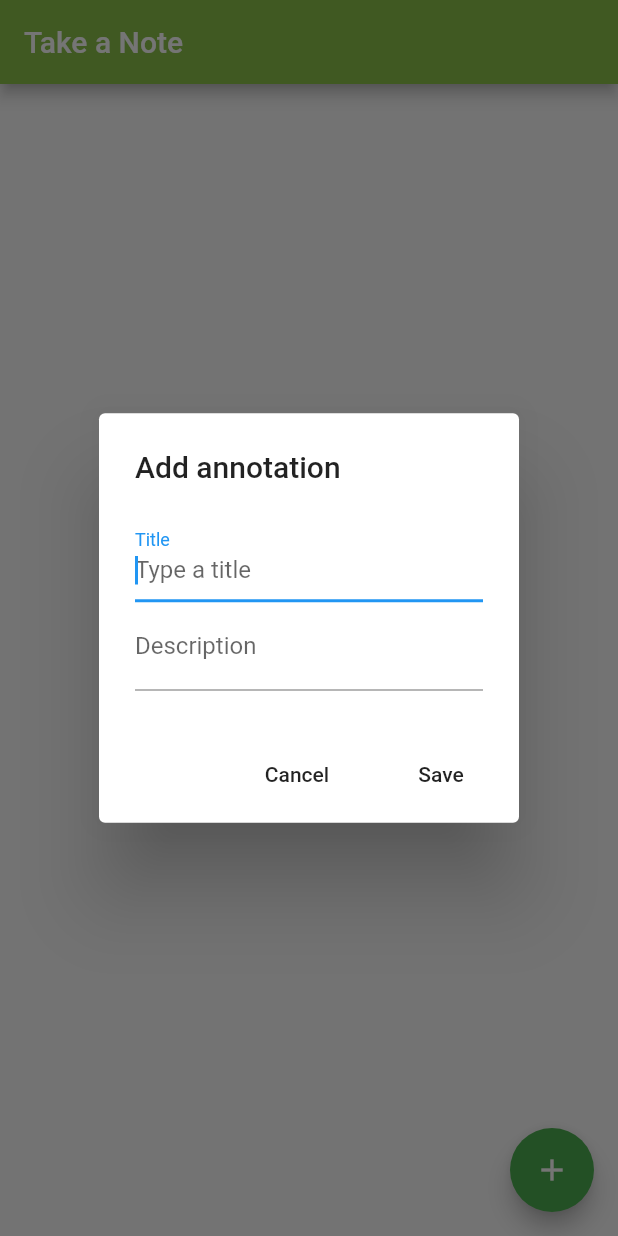
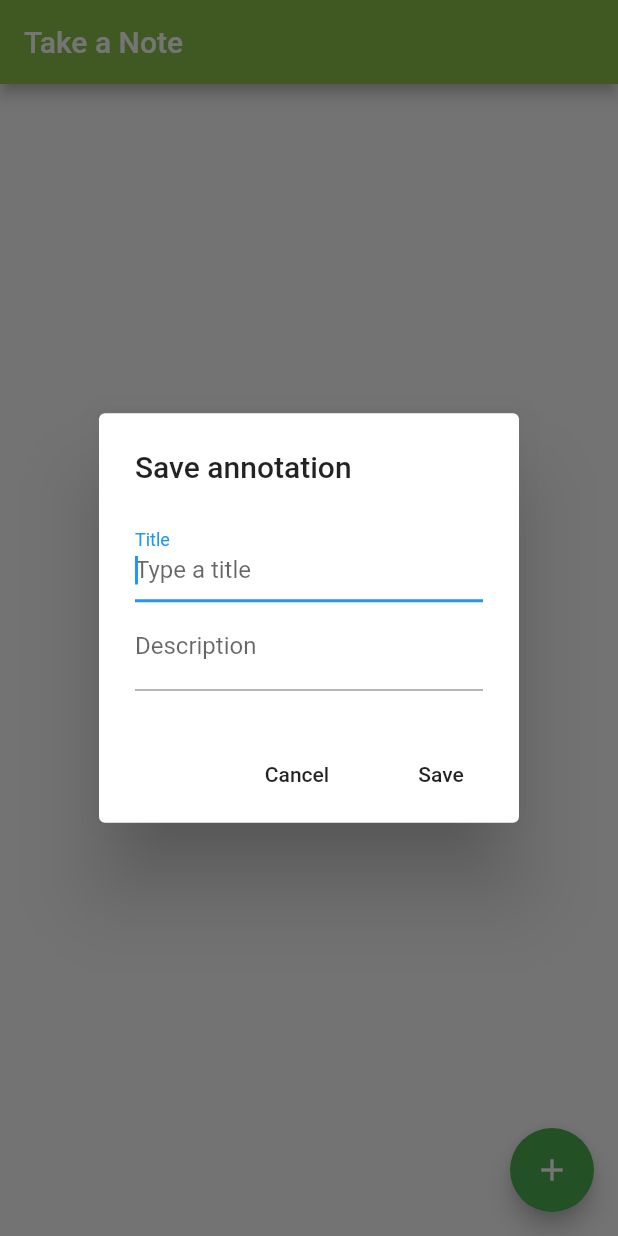
Before and after one commit to MuriloMamede/annotations, a Flutter app: the screen it shows after launch, after a tap on the "add" icon, on a phone screen of 412 x 824 dp. Run offline on Flutter 3.47's test engine with Material 2 defaults, Android fonts, the phone set to English and light mode, and no system bars; our stand-ins replace sqflite; accounts and stored records are empty.

```diff
--- a/lib/Home.dart
+++ b/lib/Home.dart
@@ -16,12 +16,22 @@ class _HomeState extends State<Home> {
   var _db = AnnotationHelper();
   List<Annotation> _annotations = List<Annotation>();
 
-  _showRegisterScreen(){
+  _showRegisterScreen({Annotation annotation}){
+    String textSaveUpdate = "";
+    if(annotation == null){//saving
+      _titleController.text ="";
+      _descriptionController.text="";
+      textSaveUpdate = "Save";
+    }else{//updating
+      _titleController.text = annotation.title;
+      _descriptionController.text= annotation.description;
+      textSaveUpdate = "Update";
+    }
     showDialog(
         context: context,
       builder: (context){
           return AlertDialog(
-            title: Text("Add annotation"),
+            title: Text("$textSaveUpdate annotation"),
             content: Column(
               mainAxisSize: MainAxisSize.min,
               children: <Widget>[
@@ -54,7 +64,7 @@ class _HomeState extends State<Home> {
                   _saveAnnotation();
                   Navigator.pop(context);
                 },
-                child: Text("Save"),
+                child: Text(textSaveUpdate),
               )
             ],
           );
@@ -111,7 +121,52 @@ class _HomeState extends State<Home> {
     String formatedDate = formater.format( convertedDate);
     return formatedDate;
   }
+  Widget createCard(context, index){
+    final item = _annotations[index];
+    return Card(
+      child: Dismissible(
 
+          background: Container( color: Colors.red,
+            child: Row(
+              mainAxisAlignment: MainAxisAlignment.end,
+              children: <Widget>[
+                Icon(
+                  Icons.delete,
+                  color: Colors.white,
+                )
+              ],
+            ),
+          ),
+          direction: DismissDirection.endToStart,
+          onDismissed: (direction){
+
+
+          },
+          key: Key(item.id.toString()),
+          child: ListTile(
+            title: Text( item.title),
+            subtitle: Text("${_formatDate(item.date)} - ${item.description}"),
+            trailing: Row(
+              mainAxisSize: MainAxisSize.min,
+              children: <Widget>[
+
+                GestureDetector(
+                  onTap: (){
+                    _showRegisterScreen(annotation: item);
+                  },
+                  child: Padding(
+                    padding: EdgeInsets.only(right: 16),
+                    child: Icon(
+                      Icons.edit,
+                      color: Colors.green,
+                    ),
+                  ),
+                )
+              ],
+            ),
+          )),
+    );
+  }
   @override
   Widget build(BuildContext context) {
 
@@ -121,25 +176,16 @@ class _HomeState extends State<Home> {
         title: Text("Take a Note"),
         backgroundColor: Colors.lightGreen,
       ),
-      body: Center(
-        child: Column(
+      body:  Column(
           children: <Widget>[
             Expanded(
               child: ListView.builder(
                 itemCount: _annotations.length,
-                itemBuilder: (context, index){
-                    final item = _annotations[index];
-                    return Card(
-                      child: ListTile(
-                        title: Text( item.title),
-                        subtitle: Text("${_formatDate(item.date)} - ${item.description}"),
-                      ),
-                    );
-                  }),
-                ),
+                itemBuilder: createCard
+              )
+      ),
               ],
             ),
-          ),
       floatingActionButton: FloatingActionButton(
         backgroundColor: Colors.green,
           foregroundColor: Colors.white,
```
